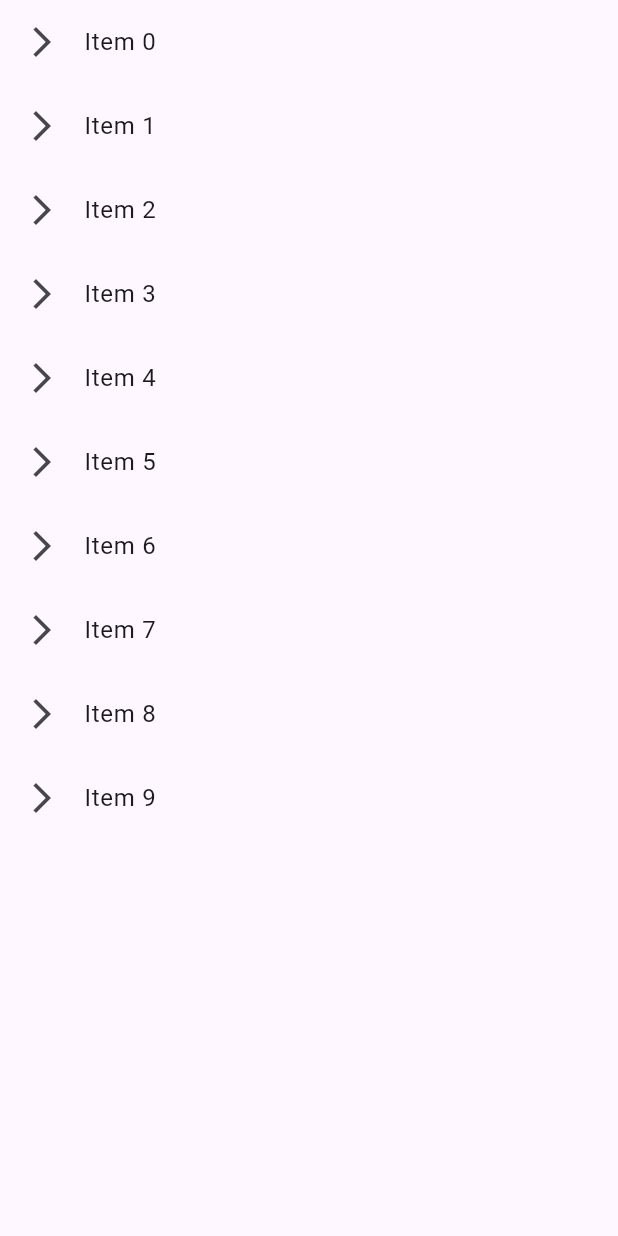
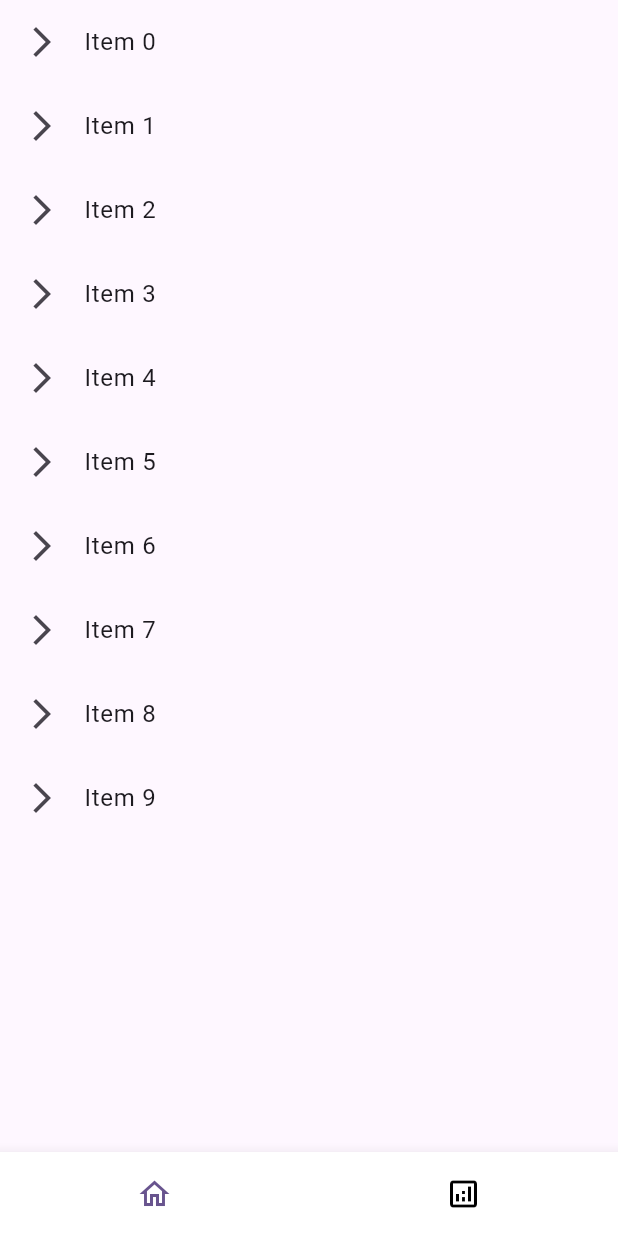
Before and after one commit to piotr-ciuba/F1_mobile_frontend_demo, a Flutter app: the screen it shows after launch, on a phone screen of 412 x 824 dp. Run offline on Flutter 3.47's test engine with Material 3 defaults, Android fonts, the phone set to English and light mode, and no system bars; drawn by our look-alikes of animated_bottom_navigation_bar; our stand-ins replace dio, equatable, flutter_bloc, flutter_screenutil, freezed_annotation, get_it and 1 more.

Commit message:
Implemented navigation bar

```diff
--- /dev/null
+++ b/lib/common/sizes.dart
@@ -0,0 +1,6 @@
+import 'package:flutter_screenutil/flutter_screenutil.dart';
+
+double smallBorderRadius = 8.r;
+double mediumBorderRadius = 16.r;
+double largeBorderRadius = 24.r;
+double circularBorderRadius = 32.r;
--- a/lib/main.dart
+++ b/lib/main.dart
@@ -1,6 +1,8 @@
+import 'package:f1_mobile_frontend_demo/core/blocs/navigation_bar/navigation_bar_bloc.dart';
 import 'package:f1_mobile_frontend_demo/core/utils/dependency_injection/injector.dart';
-import 'package:f1_mobile_frontend_demo/view/pages/f1_details_page.dart';
+import 'package:f1_mobile_frontend_demo/view/pages/main_page.dart';
 import 'package:flutter/material.dart';
+import 'package:flutter_bloc/flutter_bloc.dart';
 import 'package:flutter_screenutil/flutter_screenutil.dart';
 
 void main() {
@@ -23,7 +25,10 @@ class MyApp extends StatelessWidget {
             colorScheme: ColorScheme.fromSeed(seedColor: Colors.deepPurple),
             useMaterial3: true,
           ),
-          home: F1DetailsPage(),
+          home: BlocProvider(
+            create: (context) => NavigationBarBloc(),
+            child: MainPage(),
+          ),
         );
       },
     );
--- /dev/null
+++ b/lib/view/pages/f1_dashboard_page.dart
@@ -0,0 +1,10 @@
+import 'package:flutter/material.dart';
+
+class F1DashboardPage extends StatelessWidget {
+  const F1DashboardPage({super.key});
+
+  @override
+  Widget build(BuildContext context) {
+    return const Placeholder();
+  }
+}
--- /dev/null
+++ b/lib/view/pages/main_page.dart
@@ -0,0 +1,26 @@
+import 'package:f1_mobile_frontend_demo/core/blocs/navigation_bar/navigation_bar_bloc.dart';
+import 'package:f1_mobile_frontend_demo/view/pages/f1_dashboard_page.dart';
+import 'package:f1_mobile_frontend_demo/view/pages/f1_details_page.dart';
+import 'package:f1_mobile_frontend_demo/view/widgets/custom_navigation_bar.dart';
+import 'package:flutter/material.dart';
+import 'package:flutter_bloc/flutter_bloc.dart';
+
+class MainPage extends StatelessWidget {
+  const MainPage({super.key});
+
+  List<Widget> get _pages => const [
+        F1DetailsPage(),
+        F1DashboardPage(),
+      ];
+
+  @override
+  Widget build(BuildContext context) {
+    return Scaffold(
+      body: IndexedStack(
+        index: context.watch<NavigationBarBloc>().state.selectedIndex,
+        children: _pages,
+      ),
+      bottomNavigationBar: CustomNavigationBar(),
+    );
+  }
+}
--- /dev/null
+++ b/lib/view/widgets/custom_navigation_bar.dart
@@ -0,0 +1,35 @@
+import 'package:animated_bottom_navigation_bar/animated_bottom_navigation_bar.dart';
+import 'package:f1_mobile_frontend_demo/common/sizes.dart';
+import 'package:f1_mobile_frontend_demo/core/blocs/navigation_bar/navigation_bar_bloc.dart';
+import 'package:flutter/material.dart';
+import 'package:flutter_bloc/flutter_bloc.dart';
+
+class CustomNavigationBar extends StatelessWidget {
+  const CustomNavigationBar({
+    super.key,
+  });
+
+  List<IconData> get _iconlist {
+    return const [
+      Icons.home_outlined,
+      Icons.analytics_outlined,
+    ];
+  }
+
+  @override
+  Widget build(BuildContext context) {
+    return AnimatedBottomNavigationBar(
+      icons: _iconlist,
+      activeIndex: context.watch<NavigationBarBloc>().state.selectedIndex,
+      activeColor: Theme.of(context).primaryColor,
+      gapLocation: GapLocation.none,
+      leftCornerRadius: largeBorderRadius,
+      rightCornerRadius: largeBorderRadius,
+      onTap: (int index) {
+        context.read<NavigationBarBloc>().add(
+              IndexChangedEvent(index: index),
+            );
+      },
+    );
+  }
+}
--- a/pubspec.yaml
+++ b/pubspec.yaml
@@ -17,6 +17,7 @@ dependencies:
   freezed_annotation: ^2.4.4                                              # MIT
   get_it: ^8.0.3                                                          # MIT
   injectable: ^2.5.0                                                      # MIT
+  animated_bottom_navigation_bar: ^1.3.3                                  # BSD-2-Clause
   json_serializable: ^6.9.3                                               # BSD-3-Clause
   json_annotation: ^4.9.0                                                 # BSD-3-Clause
   flutter_screenutil: ^5.9.3                                              # Apache-2.0
```
Also changed, not shown: pubspec.lock.
